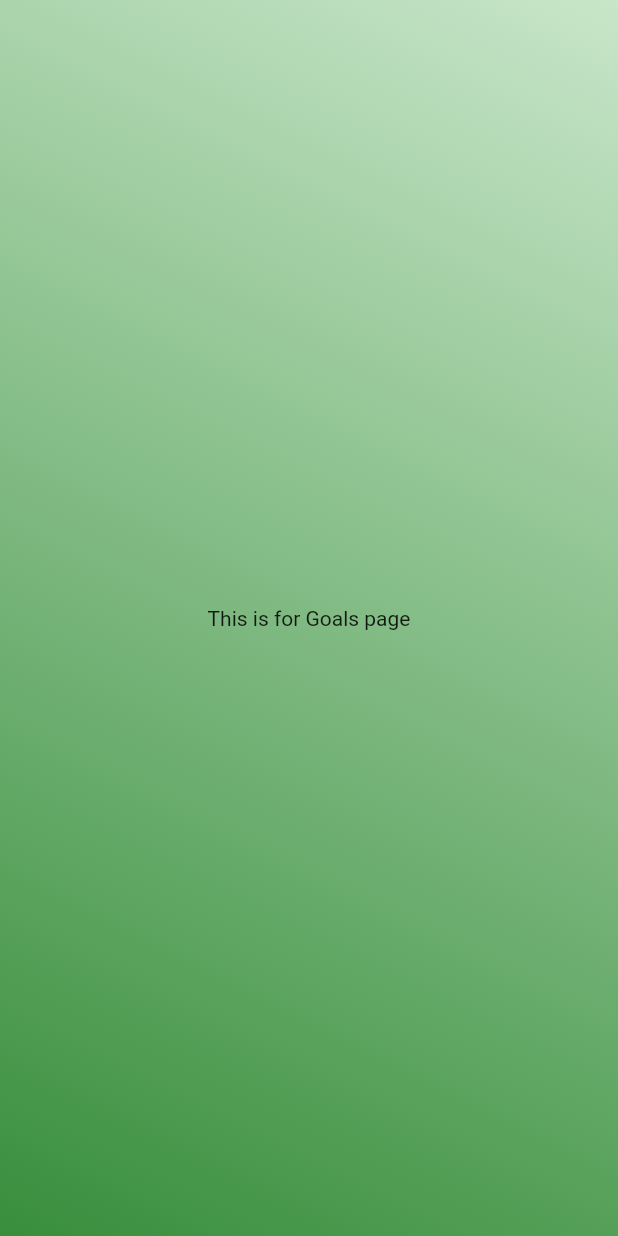
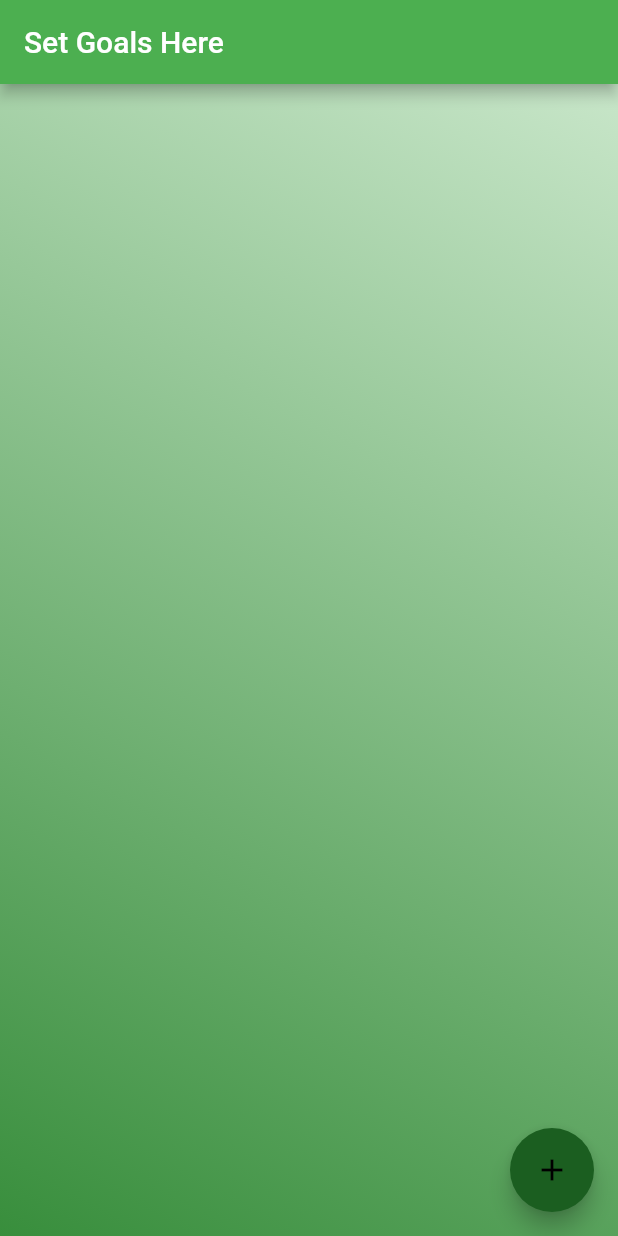
Before and after one commit to angiereyes99/gator-calisthenics-fitness-tracker, a Flutter app: the GoalsPage screen opened by its route, on a phone screen of 412 x 824 dp. Run offline on Flutter 3.47's test engine with Material 2 defaults, Android fonts, the phone set to English and light mode, and no system bars; our stand-ins replace curved_navigation_bar, firebase_auth, firebase_core, google_sign_in; accounts and stored records are empty.

Commit message:
goals page

```diff
--- a/gator_calisthenics_fitness_tracker/lib/pages/goals_page.dart
+++ b/gator_calisthenics_fitness_tracker/lib/pages/goals_page.dart
@@ -1,32 +1,124 @@
 import 'package:flutter/material.dart';
 import 'package:gator_calisthenics_fitness_tracker/utils/constants.dart';
-
 
 class GoalsPage extends StatefulWidget {
 
   static final String id = 'goals_page';
 
   @override
-  _GoalsPageState createState() => _GoalsPageState();
+  createState() => new GoalsPageState();
 }
 
-class _GoalsPageState extends State<GoalsPage> {
+class GoalsPageState extends State<GoalsPage> {
+  List<String> _todoItems = [];
+
+  void _addTodoItem(String task) {
+    if(task.length > 0) {
+      setState(() => _todoItems.add(task));
+    }
+  }
+
+  void _removeTodoItem(int index) {
+    setState(() => _todoItems.removeAt(index));
+  }
+
+  void _promptRemoveTodoItem(int index) {
+    showDialog(
+      context: context,
+      builder: (BuildContext context) {
+        return new AlertDialog(
+          title: new Text('Mark "${_todoItems[index]}" as done?'),
+          actions: <Widget>[
+            new FlatButton(
+              child: new Text('CANCEL'),
+              onPressed: () => Navigator.of(context).pop()
+            ),
+            new FlatButton(
+              child: new Text('MARK AS DONE'),
+              onPressed: () {
+                _removeTodoItem(index);
+                Navigator.of(context).pop();
+              }
+            )
+          ]
+        );
+      }
+    );
+  }
+
+  // Build the whole list of todo items
+  Widget _buildTodoList() {
+    return new ListView.builder(
+      itemBuilder: (context, index) {
+        if(index < _todoItems.length) {
+          return _buildTodoItem(_todoItems[index], index);
+        }
+      },
+    );
+  }
+
+  // Build a single todo item
+  Widget _buildTodoItem(String todoText, int index) {
+    return new CheckboxListTile(
+      onChanged: null,
+      value: false,
+      title: new Text(
+        todoText,
+        style: TextStyle(color: Colors.black),
+      ),
+      //onTap: () => _promptRemoveTodoItem(index)
+    );
+  }
 
   @override
   Widget build(BuildContext context) {
-    return Scaffold(
+    return new Scaffold(
+      appBar: new AppBar(
+        automaticallyImplyLeading: false,
+        backgroundColor: Colors.green,
+        title: new Text('Set Goals Here')
+      ),
       body: Container(
         decoration: primaryBackground,
-        child: Center(
-          child: Column(
-            mainAxisAlignment: MainAxisAlignment.center,
-            mainAxisSize: MainAxisSize.max,
-            children: <Widget>[
-              Text('This is for Goals page')
-            ],
-          ),
-        ),
+        child: _buildTodoList(),
+      ),
+      floatingActionButton: new FloatingActionButton(
+        backgroundColor: Colors.green[900],
+        onPressed: _pushAddTodoScreen,
+        tooltip: 'Add task',
+        child: new Icon(
+          Icons.add,
+          color: Colors.black,
+        )
       ),
     );
   }
+
+  void _pushAddTodoScreen() {
+    // Push this page onto the stack
+    Navigator.of(context).push(
+      // MaterialPageRoute will automatically animate the screen entry, as well as adding
+      // a back button to close it
+      new MaterialPageRoute(
+        builder: (context) {
+          return new Scaffold(
+            appBar: new AppBar(
+              title: new Text('Add a new task')
+            ),
+            body: new TextField(
+              autofocus: true,
+              onSubmitted: (val) {
+                _addTodoItem(val);
+                Navigator.pop(context); // Close the add todo screen
+              },
+              decoration: new InputDecoration(
+                hintText: 'Enter something to do...',
+                contentPadding: const EdgeInsets.all(16.0)
+              ),
+            )
+          );
+        }
+      )
+    );
+  }
 }
```
